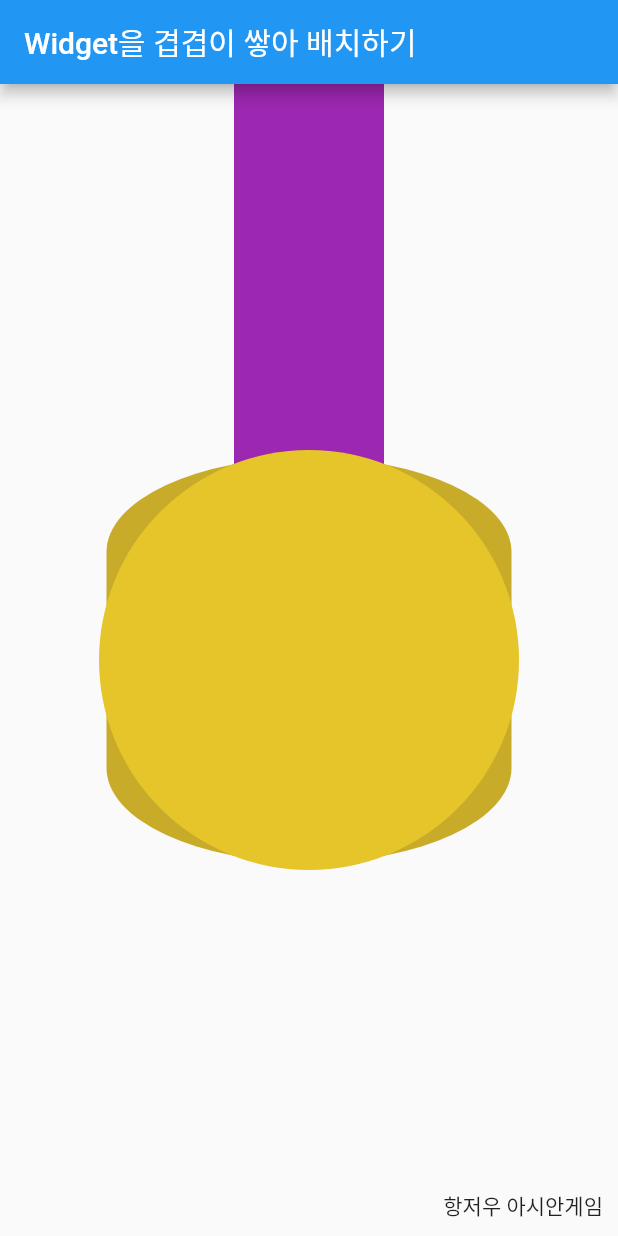
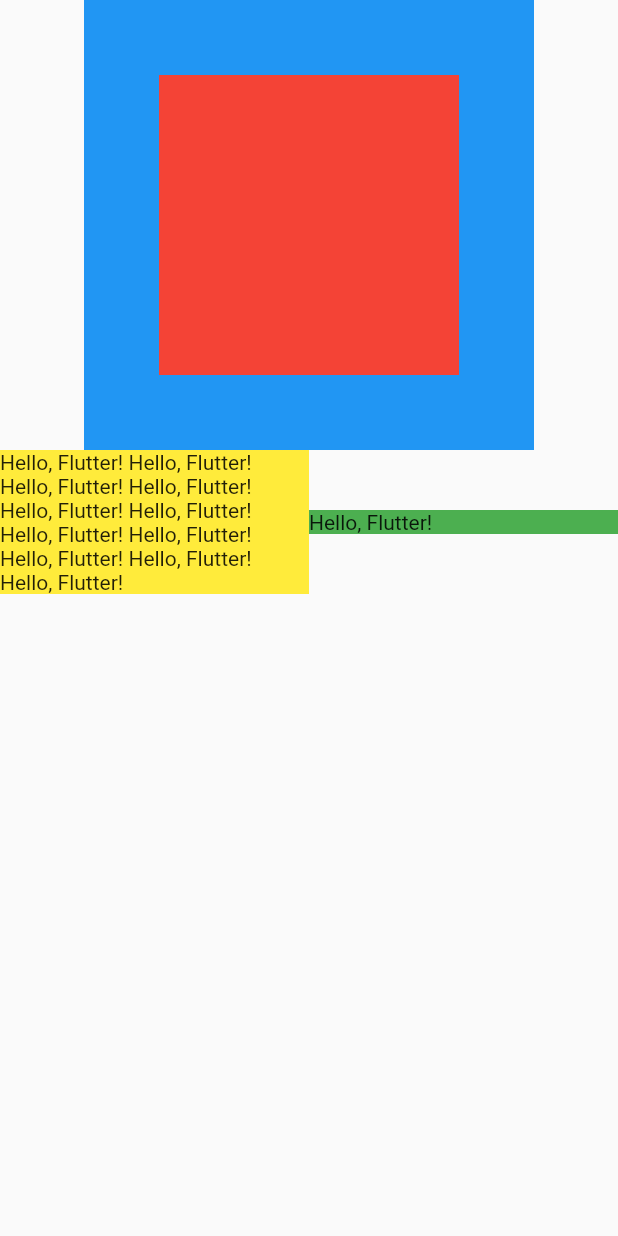
Before and after one commit to dongeranguk/flutter_example, a Flutter app: the screen it shows after launch, on a phone screen of 412 x 824 dp. Run offline on Flutter 3.47's test engine with Material 2 defaults, Android fonts, the phone set to English and light mode, and no system bars.

Commit message:
#9 - flutter constraint
플루터 레이아웃에는 제약조건(`Constraint`)가 존재한다.

부모는 자식에게 제약 조건을 알려주고, 자식은 원하는 크기를 지정할 수 있다. 이때, 부모가 자식의 위치를 지정해주지 않으면 자식의 크기가 무시되고 부모의 크기 지정된다.

위치를 지정할 때에는 앞서 배운 `Center`, `Align`, `Positioned`, `Expanded`, `Flexible` 등을 사용해 지정해줄 수 있다.

```diff
--- a/lib/main.dart
+++ b/lib/main.dart
@@ -2,38 +2,43 @@ import 'package:flutter/material.dart';
 
 void main() {
   runApp(
-    MaterialApp(
-      home: Scaffold(
-        appBar: AppBar(title: const Text('Widget을 겹겹이 쌓아 배치하기')),
-        body: const Body(),
+    const MaterialApp(
+      home: SafeArea(
+        child: Scaffold(
+          body: ConstraintWidget(),
+        ),
       ),
     ),
   );
 }
 
-class Body extends StatelessWidget {
-  const Body({super.key});
+class ConstraintWidget extends StatelessWidget {
+  const ConstraintWidget({super.key});
 
   @override
   Widget build(BuildContext context) {
-    return Stack(children: [
-      Align(alignment: Alignment.topCenter,
-          child: Container(width: 100, height: 400, color: Colors.purple,)),
-      Align(
-        alignment: Alignment.center,
-        child: Container(width: 270,
-          height: 270,
-          decoration: const BoxDecoration(color: Color(0xFFC7AB29),
-            borderRadius: BorderRadius.all(Radius.elliptical(300, 140))),),
-      ),
-      Center(
-        child: Container(width: 280,
-            height: 280,
-            decoration: BoxDecoration(color: Color(0xFFE5C52A),
-              borderRadius: BorderRadius.circular(150),)),
-      ),
-      const Positioned(right: 10, bottom: 10, child: Text('항저우 아시안게임')),
-    ],
+    return Column(
+      children: [
+        Container(
+          color: Colors.blue,
+          width: 300,
+          height: 300,
+          child: Align(
+            alignment: Alignment.center,
+            child: Container(
+              color: Colors.red,
+              width: 200,
+              height: 200,
+            ),
+          ),
+        ),
+        Row(
+          children: [
+            Expanded(child: Container(color: Colors.yellow, child: Text('Hello, Flutter! Hello, Flutter! Hello, Flutter! Hello, Flutter! Hello, Flutter! Hello, Flutter! Hello, Flutter! Hello, Flutter! Hello, Flutter! Hello, Flutter! Hello, Flutter! '))),
+            Expanded(child: Container(color: Colors.green, child: Text('Hello, Flutter!')))
+          ],
+        ),
+      ],
     );
   }
 }
```
